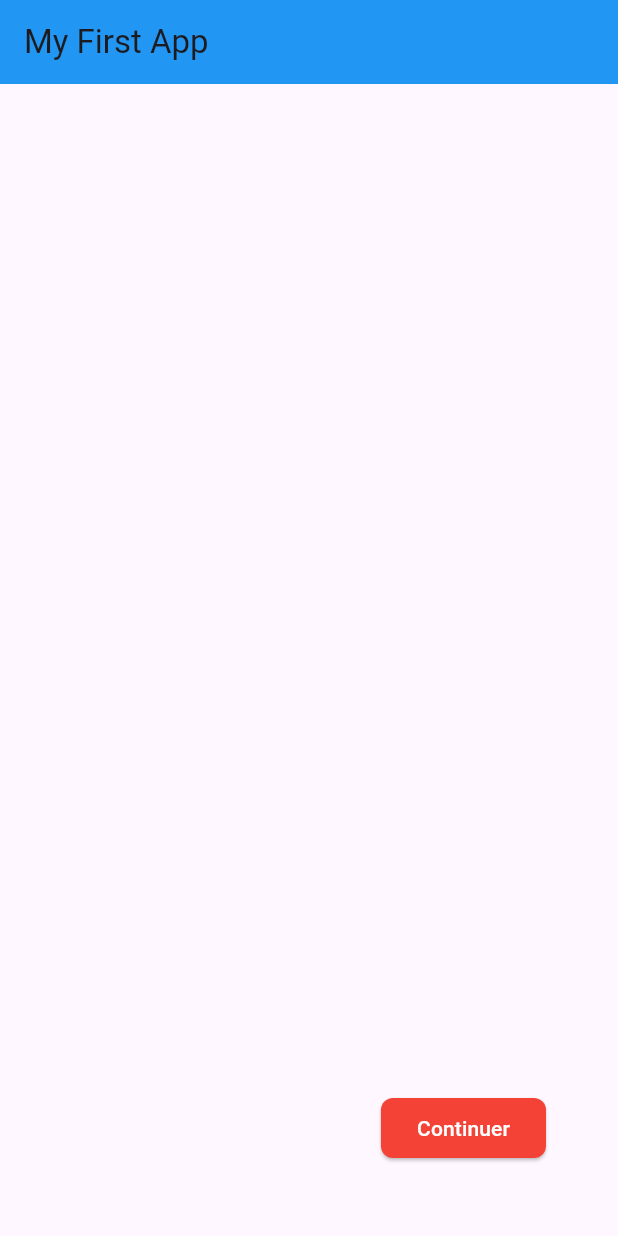
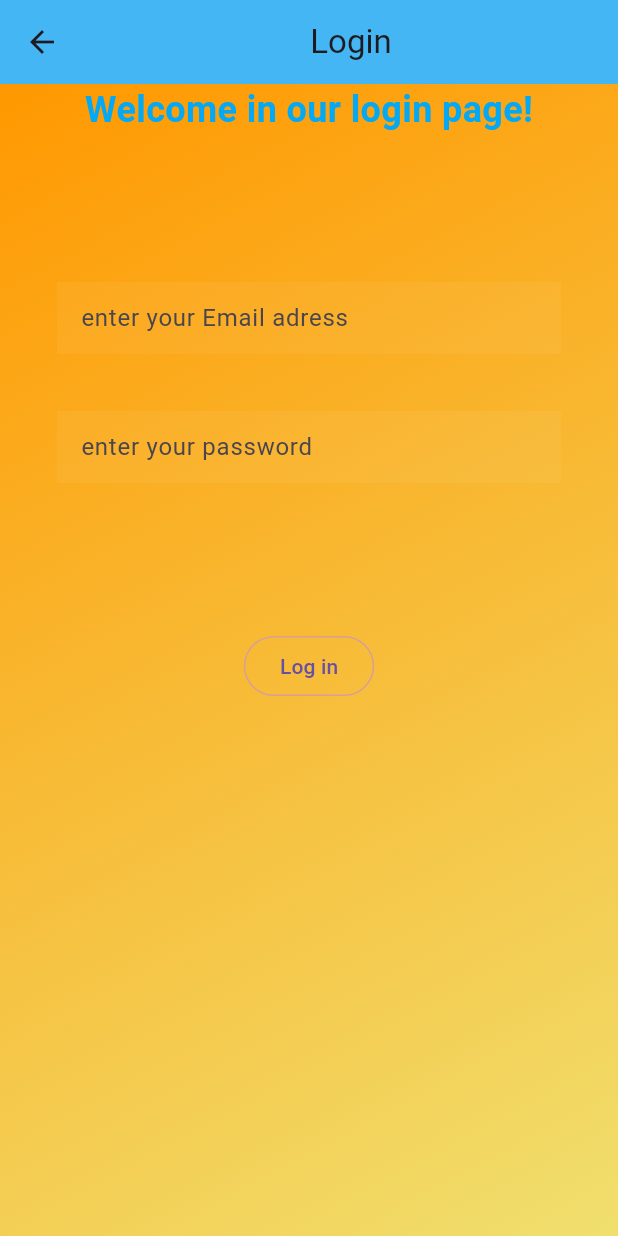
Before and after one commit to Idriss-rayan/ChatAppTest_0, a Flutter app: the screen it shows after launch, after a tap on "Continuer", on a phone screen of 412 x 824 dp. Run offline on Flutter 3.47's test engine with Material 3 defaults, Android fonts, the phone set to English and light mode, and no system bars.

Commit message:
correct answer

```diff
--- /dev/null
+++ b/lib/components/colors.dart
@@ -0,0 +1,20 @@
+import 'package:flutter/material.dart';
+
+class AppGradients {
+  static const LinearGradient primaryGradient = LinearGradient(
+    colors: [Colors.blue, Colors.red],
+    begin: Alignment.topLeft,
+    end: Alignment.bottomRight,
+  );
+
+  static const LinearGradient secondaryGradient = LinearGradient(
+    colors: [Colors.white, Colors.grey],
+    begin: Alignment.topLeft,
+    end: Alignment.bottomRight,
+  );
+
+  static const LinearGradient titleGragient = LinearGradient(
+      colors: [Color.fromARGB(255, 240, 223, 110), Colors.orange],
+      begin: Alignment.bottomRight,
+      end: Alignment.topLeft);
+}
--- a/lib/main.dart
+++ b/lib/main.dart
@@ -1,4 +1,5 @@
 import 'package:flutter/material.dart';
+import 'package:flutter_application_1/pages/home_pages.dart';
 
 class MyApp extends StatelessWidget {
   const MyApp({super.key});
@@ -6,46 +7,7 @@ class MyApp extends StatelessWidget {
   @override
   Widget build(BuildContext context) {
     return MaterialApp(
-      home: Scaffold(
-        appBar: AppBar(
-          backgroundColor: Colors.blue,
-          shadowColor: Colors.black,
-          title: const Text("My First App"), // "My First App" pour la majuscule
-        ),
-        body: Padding(
-          padding: const EdgeInsets.all(48.0),
-          child: Row(
-            mainAxisAlignment:
-                MainAxisAlignment.end, // Maintenu pour aligner à droite
-            children: [
-              Column(
-                mainAxisAlignment: MainAxisAlignment
-                    .end, // Vous pouvez ajuster cela selon vos besoins
-                children: [
-                  ElevatedButton(
-                    onPressed: () {},
-                    style: ButtonStyle(
-                      backgroundColor:
-                          MaterialStateProperty.all<Color>(Colors.red),
-                      shape: MaterialStateProperty.all<RoundedRectangleBorder>(
-                        RoundedRectangleBorder(
-                          borderRadius: BorderRadius.circular(8.0),
-                        ),
-                      ),
-                    ),
-                    child: const Text(
-                      "Continuer", // Correction de la majuscule
-                      style: TextStyle(
-                        color: Colors.white,
-                      ),
-                    ),
-                  ),
-                ],
-              ),
-            ],
-          ),
-        ),
-      ),
+      home: HomePages(),
     );
   }
 }
--- /dev/null
+++ b/lib/pages/home_pages.dart
@@ -0,0 +1,59 @@
+import 'package:flutter/material.dart';
+import 'package:flutter_application_1/pages/login_page.dart';
+
+class HomePages extends StatelessWidget {
+  const HomePages({super.key});
+
+  @override
+  Widget build(BuildContext context) {
+    return Scaffold(
+      backgroundColor: Colors.blue[100],
+      appBar: AppBar(
+        backgroundColor: Colors.blue[400],
+        title: const Text(
+          "My First App",
+          style: TextStyle(
+            fontSize: 18,
+            color: Colors.white,
+          ),
+        ), // "My First App" pour la majuscule
+      ),
+      body: Padding(
+        padding: const EdgeInsets.all(48.0),
+        child: Row(
+          mainAxisAlignment:
+              MainAxisAlignment.end, // Maintenu pour aligner à droite
+          children: [
+            Column(
+              mainAxisAlignment: MainAxisAlignment
+                  .end, // Vous pouvez ajuster cela selon vos besoins
+              children: [
+                ElevatedButton(
+                  onPressed: () {
+                    Navigator.push(context,
+                        MaterialPageRoute(builder: (context) => LoginPage()));
+                  },
+                  style: ButtonStyle(
+                    backgroundColor:
+                        MaterialStateProperty.all<Color>(Colors.red),
+                    shape: MaterialStateProperty.all<RoundedRectangleBorder>(
+                      RoundedRectangleBorder(
+                        borderRadius: BorderRadius.circular(8.0),
+                      ),
+                    ),
+                  ),
+                  child: const Text(
+                    "Continuer", // Correction de la majuscule
+                    style: TextStyle(
+                      color: Colors.white,
+                    ),
+                  ),
+                ),
+              ],
+            ),
+          ],
+        ),
+      ),
+    );
+  }
+}
--- /dev/null
+++ b/lib/pages/login_page.dart
@@ -0,0 +1,76 @@
+import 'package:flutter/material.dart';
+import 'package:flutter_application_1/components/colors.dart';
+
+class LoginPage extends StatelessWidget {
+  const LoginPage({super.key});
+
+  @override
+  Widget build(BuildContext context) {
+    return Scaffold(
+      appBar: AppBar(
+        backgroundColor: Colors.lightBlueAccent,
+        elevation: 8,
+        title: Center(child: Text("Login")),
+      ),
+      body: Padding(
+        padding: const EdgeInsets.all(.0),
+        child: Container(
+          decoration: BoxDecoration(
+            gradient: AppGradients.titleGragient,
+          ),
+          child: Column(
+            children: [
+              Text(
+                "Welcome in our login page!",
+                style: TextStyle(
+                  fontWeight: FontWeight.bold,
+                  fontSize: 24,
+                  color: Colors.lightBlue,
+                ),
+              ),
+              SizedBox(
+                height: 60,
+              ),
+              Padding(
+                padding:
+                    const EdgeInsets.only(left: 38.0, right: 38.0, top: 38.0),
+                child: TextField(
+                  decoration: InputDecoration(
+                    filled: true,
+                    fillColor: Colors.white.withOpacity(0.05),
+                    hintText: "enter your Email adress",
+                    border: InputBorder.none,
+                  ),
+                ),
+              ),
+              Padding(
+                padding: const EdgeInsets.all(38.0),
+                child: TextField(
+                  obscureText: true,
+                  decoration: InputDecoration(
+                      filled: true,
+                      fillColor: Colors.white.withOpacity(0.05),
+                      hintText: "enter your password",
+                      border: InputBorder.none),
+                ),
+              ),
+              SizedBox(
+                height: 60,
+              ),
+              OutlinedButton(
+                style: ButtonStyle(
+                  side: MaterialStateProperty.all(BorderSide(
+                    color: const Color.fromARGB(255, 215, 158, 154),
+                    width: 1.0,
+                  )),
+                ),
+                onPressed: () {},
+                child: Text("Log in"),
+              ),
+            ],
+          ),
+        ),
+      ),
+    );
+  }
+}
```
